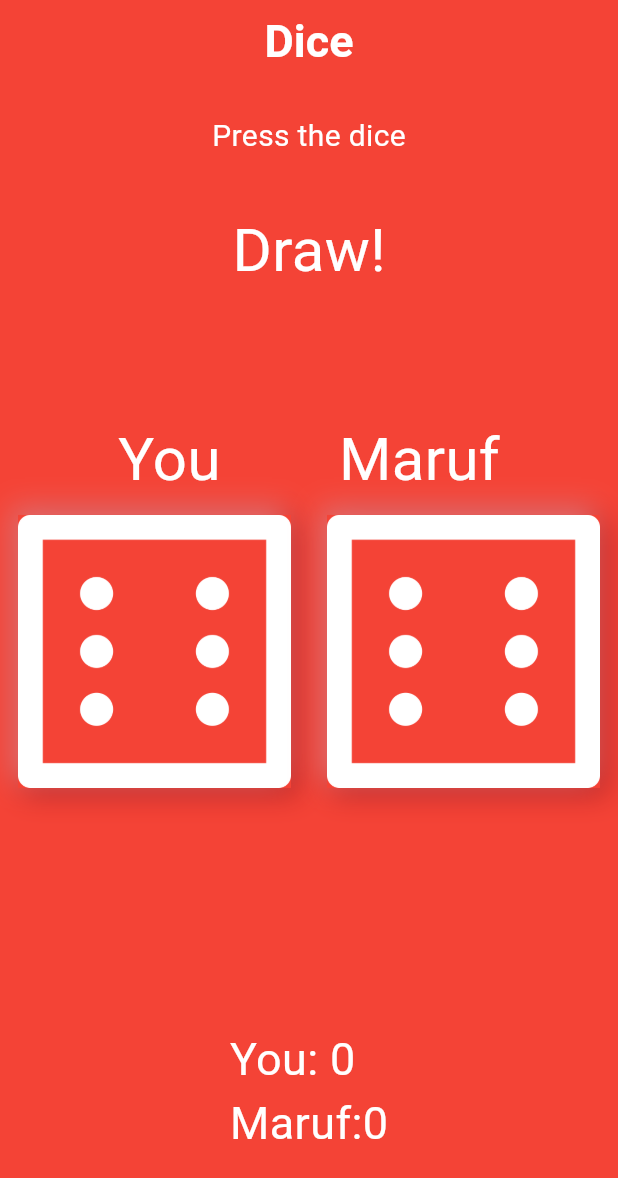
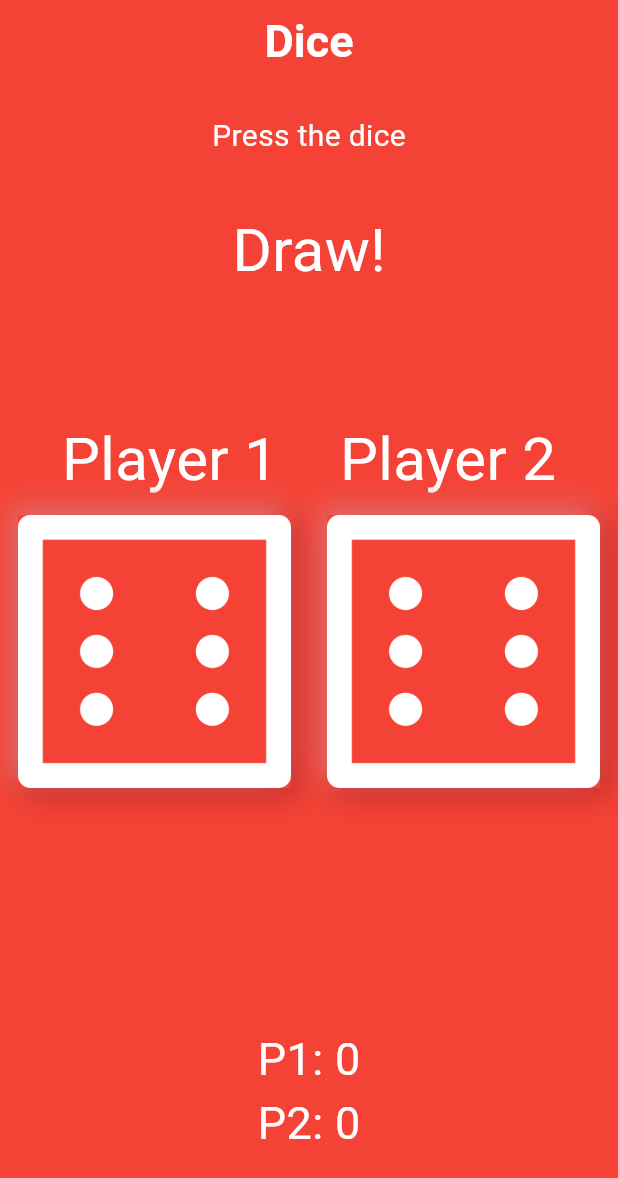
Before and after one commit to marufimtiaz/flutter_dice_challenge, a Flutter app: the screen it shows after launch, on a phone screen of 412 x 824 dp. Shown: the top 1178 px of the screen. Run offline on Flutter 3.47's test engine with Material 3 defaults, Android fonts, the phone set to English and light mode, and no system bars.

Commit message:
Player name change

```diff
--- a/lib/main.dart
+++ b/lib/main.dart
@@ -46,12 +46,12 @@ class _DicePageState extends State<DicePage> {
       setState(() {
         left++;
       });
-      return 'You Win!';
+      return 'Player 1 Wins!';
     } else if (leftDiceNumber < rightDiceNumber) {
       setState(() {
         right++;
       });
-      return 'Maruf Wins!';
+      return 'Player 2 Wins!';
     } else
       return 'Draw!';
   }
@@ -94,11 +94,11 @@ class _DicePageState extends State<DicePage> {
             crossAxisAlignment: CrossAxisAlignment.end,
             children: [
               Text(
-                'You',
+                'Player 1',
                 style: TextStyle(fontSize: 40, color: Colors.white),
               ),
               Text(
-                'Maruf',
+                'Player 2',
                 style: TextStyle(fontSize: 40, color: Colors.white),
               ),
             ],
@@ -141,7 +141,7 @@ class _DicePageState extends State<DicePage> {
             crossAxisAlignment: CrossAxisAlignment.start,
             children: [
               Text(
-                'You: $left\nMaruf:$right',
+                'P1: $left\nP2: $right',
                 style: TextStyle(fontSize: 30, color: Colors.white),
               ),
             ],
```
